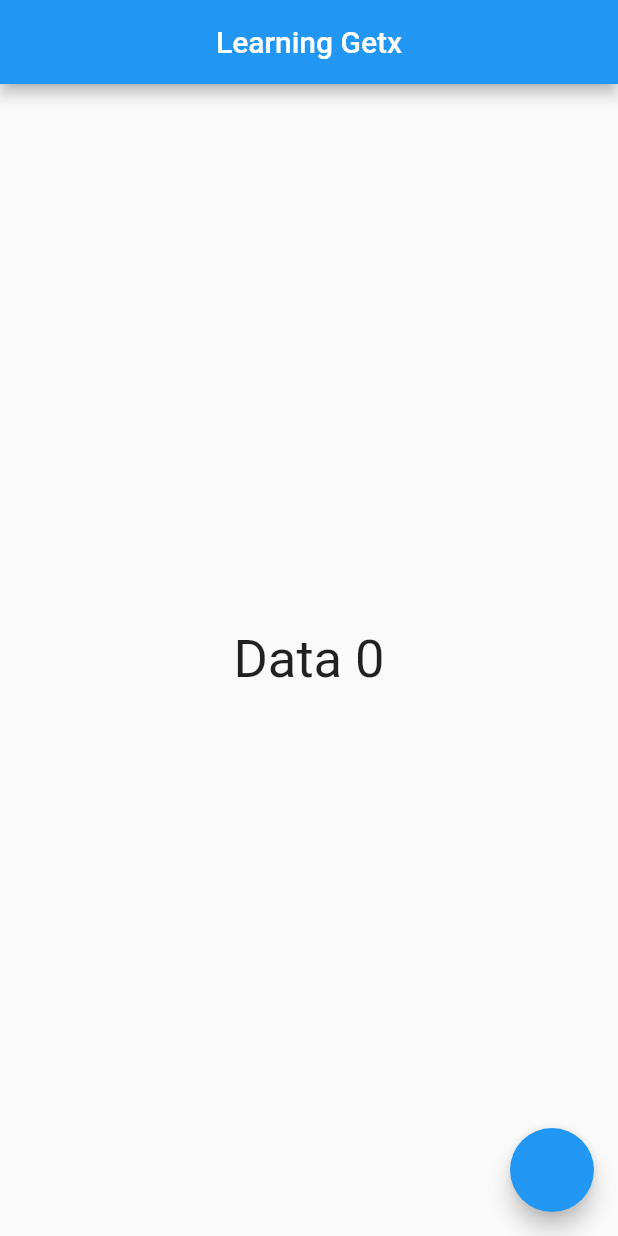
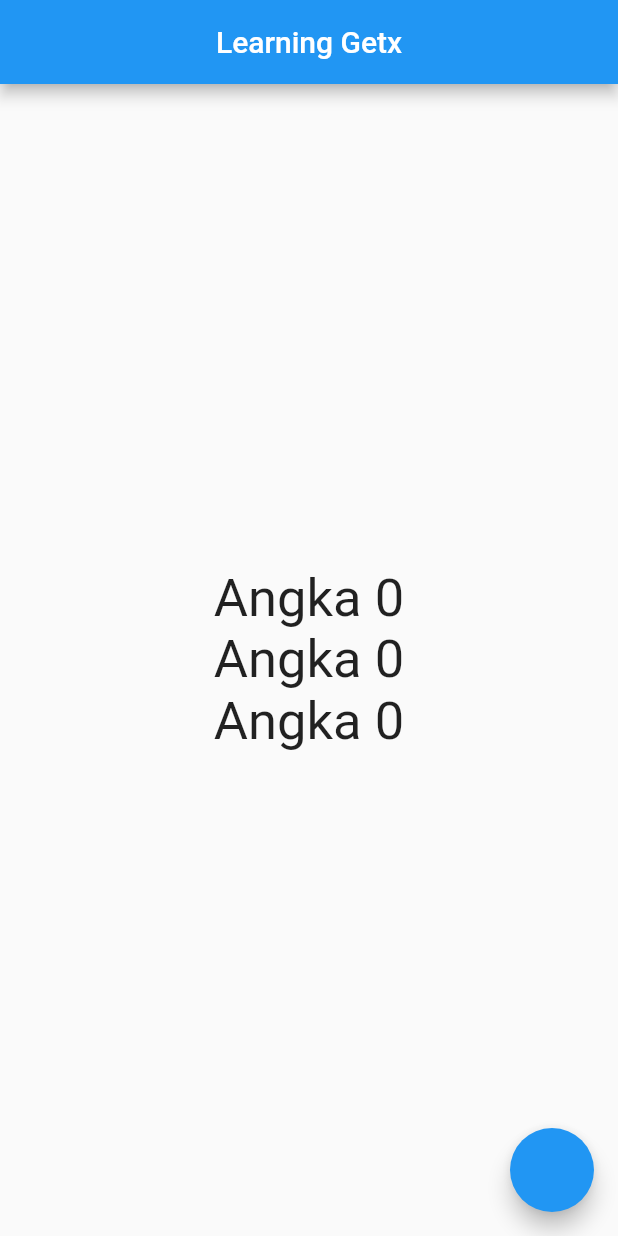
Before and after one commit to matuladaandi/belajar_getx_basic, a Flutter app: the screen it shows after launch, on a phone screen of 412 x 824 dp. Run offline on Flutter 3.47's test engine with Material 2 defaults, Android fonts, the phone set to English and light mode, and no system bars; our stand-ins replace get.

Commit message:
simple GetBuilder(), update berdasarkan id

```diff
--- a/lib/controllers/counter_controller.dart
+++ b/lib/controllers/counter_controller.dart
@@ -5,6 +5,6 @@ class CounterController extends GetxController {
 
   void increment(){
     counter++;
-    update();
+    update(["12","13"]); // hanya  id yg berada di ini [] yg bisa diupdate
   }
 }
--- a/lib/main.dart
+++ b/lib/main.dart
@@ -9,7 +9,9 @@ void main() {
 
 // ignore: must_be_immutable
 class MyApp extends StatelessWidget {
-  const MyApp({super.key});
+  MyApp({super.key});
+
+  final counterCtrl = Get.put(CounterController());
 
   @override
   Widget build(BuildContext context) {
@@ -21,17 +23,42 @@ class MyApp extends StatelessWidget {
           centerTitle: true,
         ),
         body: Center(
-          child: GetBuilder<CounterController>(
-            init: CounterController(), // nama class CounterController()
-            builder: (controller) => Text(
-              'Data ${controller.counter}',
-              style: const TextStyle(fontSize: 35),
+            child: Column(
+          mainAxisAlignment: MainAxisAlignment.center,
+          children: [
+            // simple GetBuilder()
+            GetBuilder<CounterController>(
+              id: "12",  // id bertipe object, Hnaya ada di GetBuilder()
+              builder: (_) {
+                return Text(
+                  'Angka ${counterCtrl.counter}',
+                  style: const TextStyle(fontSize: 35),
+                );
+              },
             ),
-          ),
-        ),
+            GetBuilder<CounterController>(
+              id: "13",
+              builder: (_) {
+                return Text(
+                  'Angka ${counterCtrl.counter}',
+                  style: const TextStyle(fontSize: 35),
+                );
+              },
+            ),
+            GetBuilder<CounterController>(
+              id: "14",
+              builder: (_) {
+                return Text(
+                  'Angka ${counterCtrl.counter}',
+                  style: const TextStyle(fontSize: 35),
+                );
+              },
+            ),
+          ],
+        )),
         floatingActionButton: FloatingActionButton(
           onPressed: () {
-            Get.find<CounterController>().increment();
+            counterCtrl.increment();
           },
         ),
       ),
```
